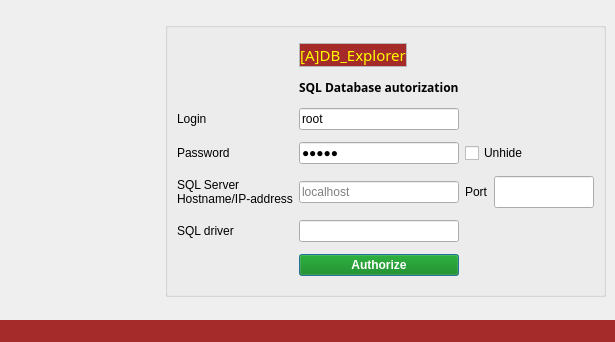
Old version of the form loginwindow.ui in the repository TiReks33/adb-explorer.
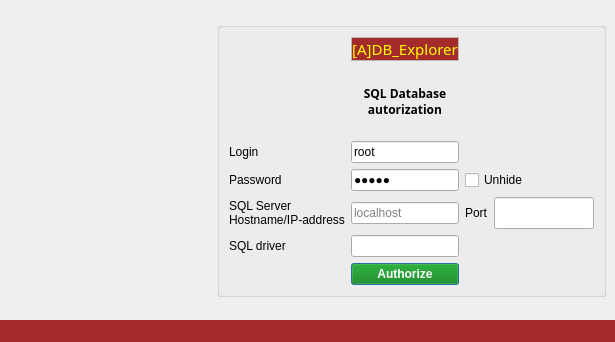
New version of the form. Icons and pictures are not drawn.

The edit to the form file:
```diff
--- a/loginwindow.ui
+++ b/loginwindow.ui
@@ -111,17 +111,47 @@
          <set>Qt::AlignLeading|Qt::AlignLeft|Qt::AlignTop</set>
         </property>
         <layout class="QGridLayout" name="gridLayout">
-         <item row="5" column="2">
-          <widget class="QLineEdit" name="driverLineEdit">
+         <item row="4" column="0">
+          <widget class="QLabel" name="label">
            <property name="sizePolicy">
-            <sizepolicy hsizetype="Preferred" vsizetype="Fixed">
+            <sizepolicy hsizetype="Fixed" vsizetype="Preferred">
              <horstretch>0</horstretch>
              <verstretch>0</verstretch>
             </sizepolicy>
            </property>
+           <property name="text">
+            <string>Login</string>
+           </property>
           </widget>
          </item>
-         <item row="3" column="3">
+         <item row="7" column="0" colspan="2">
+          <widget class="QLabel" name="driverLabel">
+           <property name="text">
+            <string>SQL driver</string>
+           </property>
+          </widget>
+         </item>
+         <item row="6" column="0" colspan="2">
+          <widget class="QLabel" name="label_4">
+           <property name="sizePolicy">
+            <sizepolicy hsizetype="Fixed" vsizetype="Preferred">
+             <horstretch>0</horstretch>
+             <verstretch>0</verstretch>
+            </sizepolicy>
+           </property>
+           <property name="text">
+            <string>SQL Server
+Hostname/IP-address</string>
+           </property>
+           <property name="alignment">
+            <set>Qt::AlignLeading|Qt::AlignLeft|Qt::AlignVCenter</set>
+           </property>
+           <property name="wordWrap">
+            <bool>false</bool>
+           </property>
+          </widget>
+         </item>
+         <item row="5" column="3">
           <widget class="QCheckBox" name="checkBox">
            <property name="sizePolicy">
             <sizepolicy hsizetype="Fixed" vsizetype="Fixed">
@@ -137,59 +167,7 @@
            </property>
           </widget>
          </item>
-         <item row="4" column="3">
-          <layout class="QHBoxLayout" name="horizontalLayout_2">
-           <item>
-            <widget class="QLabel" name="port_label">
-             <property name="sizePolicy">
-              <sizepolicy hsizetype="Fixed" vsizetype="Preferred">
-               <horstretch>0</horstretch>
-               <verstretch>0</verstretch>
-              </sizepolicy>
-             </property>
-             <property name="text">
-              <string>Port</string>
-             </property>
-            </widget>
-           </item>
-           <item>
-            <widget class="QLineEdit" name="portLineEdit">
-             <property name="sizePolicy">
-              <sizepolicy hsizetype="Fixed" vsizetype="Fixed">
-               <horstretch>0</horstretch>
-               <verstretch>0</verstretch>
-              </sizepolicy>
-             </property>
-             <property name="minimumSize">
-              <size>
-               <width>100</width>
-               <height>32</height>
-              </size>
-             </property>
-             <property name="maximumSize">
-              <size>
-               <width>100</width>
-               <height>32</height>
-              </size>
-             </property>
-            </widget>
-           </item>
-          </layout>
-         </item>
-         <item row="3" column="0" colspan="2">
-          <widget class="QLabel" name="label_2">
-           <property name="sizePolicy">
-            <sizepolicy hsizetype="Fixed" vsizetype="Preferred">
-             <horstretch>0</horstretch>
-             <verstretch>0</verstretch>
-            </sizepolicy>
-           </property>
-           <property name="text">
-            <string>Password</string>
-           </property>
-          </widget>
-         </item>
-         <item row="3" column="2">
+         <item row="5" column="2">
           <widget class="QLineEdit" name="Password_Form">
            <property name="sizePolicy">
             <sizepolicy hsizetype="Preferred" vsizetype="Fixed">
@@ -205,40 +183,7 @@
            </property>
           </widget>
          </item>
-         <item row="4" column="0" colspan="2">
-          <widget class="QLabel" name="label_4">
-           <property name="sizePolicy">
-            <sizepolicy hsizetype="Fixed" vsizetype="Preferred">
-             <horstretch>0</horstretch>
-             <verstretch>0</verstretch>
-            </sizepolicy>
-           </property>
-           <property name="text">
-            <string>SQL Server
-Hostname/IP-address</string>
-           </property>
-           <property name="alignment">
-            <set>Qt::AlignLeading|Qt::AlignLeft|Qt::AlignVCenter</set>
-           </property>
-           <property name="wordWrap">
-            <bool>false</bool>
-           </property>
-          </widget>
-         </item>
-         <item row="2" column="0">
-          <widget class="QLabel" name="label">
-           <property name="sizePolicy">
-            <sizepolicy hsizetype="Fixed" vsizetype="Preferred">
-             <horstretch>0</horstretch>
-             <verstretch>0</verstretch>
-            </sizepolicy>
-           </property>
-           <property name="text">
-            <string>Login</string>
-           </property>
-          </widget>
-         </item>
-         <item row="2" column="2">
+         <item row="4" column="2">
           <widget class="QLineEdit" name="Login_Form">
            <property name="sizePolicy">
             <sizepolicy hsizetype="Preferred" vsizetype="Fixed">
@@ -251,7 +196,7 @@
            </property>
           </widget>
          </item>
-         <item row="4" column="2">
+         <item row="6" column="2">
           <widget class="QLineEdit" name="Host_Form">
            <property name="sizePolicy">
             <sizepolicy hsizetype="Preferred" vsizetype="Fixed">
@@ -265,31 +210,93 @@
           </widget>
          </item>
          <item row="5" column="0" colspan="2">
-          <widget class="QLabel" name="driverLabel">
-           <property name="text">
-            <string>SQL driver</string>
-           </property>
-          </widget>
-         </item>
-         <item row="1" column="2">
-          <widget class="QLabel" name="label_5">
+          <widget class="QLabel" name="label_2">
            <property name="sizePolicy">
-            <sizepolicy hsizetype="Fixed" vsizetype="Fixed">
+            <sizepolicy hsizetype="Fixed" vsizetype="Preferred">
              <horstretch>0</horstretch>
              <verstretch>0</verstretch>
             </sizepolicy>
            </property>
+           <property name="text">
+            <string>Password</string>
+           </property>
+          </widget>
+         </item>
+         <item row="6" column="3">
+          <layout class="QHBoxLayout" name="horizontalLayout_2">
+           <property name="spacing">
+            <number>6</number>
+           </property>
+           <property name="topMargin">
+            <number>0</number>
+           </property>
+           <property name="bottomMargin">
+            <number>0</number>
+           </property>
+           <item>
+            <widget class="QLabel" name="port_label">
+             <property name="sizePolicy">
+              <sizepolicy hsizetype="Fixed" vsizetype="Preferred">
+               <horstretch>0</horstretch>
+               <verstretch>0</verstretch>
+              </sizepolicy>
+             </property>
+             <property name="text">
+              <string>Port</string>
+             </property>
+            </widget>
+           </item>
+           <item>
+            <widget class="QLineEdit" name="portLineEdit">
+             <property name="sizePolicy">
+              <sizepolicy hsizetype="Fixed" vsizetype="Fixed">
+               <horstretch>0</horstretch>
+               <verstretch>0</verstretch>
+              </sizepolicy>
+             </property>
+             <property name="minimumSize">
+              <size>
+               <width>100</width>
+               <height>32</height>
+              </size>
+             </property>
+             <property name="maximumSize">
+              <size>
+               <width>100</width>
+               <height>32</height>
+              </size>
+             </property>
+            </widget>
+           </item>
+          </layout>
+         </item>
+         <item row="8" column="2">
+          <widget class="QPushButton" name="pushButton">
            <property name="font">
             <font>
-             <family>Noto Sans Arabic UI SmCn SmBd</family>
              <weight>75</weight>
-             <italic>false</italic>
              <bold>true</bold>
              <strikeout>false</strikeout>
             </font>
            </property>
+           <property name="styleSheet">
+            <string notr="true">background-color: green; color: white;</string>
+           </property>
            <property name="text">
-            <string>SQL Database autorization</string>
+            <string>Authorize</string>
+           </property>
+           <property name="default">
+            <bool>true</bool>
+           </property>
+          </widget>
+         </item>
+         <item row="7" column="2">
+          <widget class="QLineEdit" name="driverLineEdit">
+           <property name="sizePolicy">
+            <sizepolicy hsizetype="Preferred" vsizetype="Fixed">
+             <horstretch>0</horstretch>
+             <verstretch>0</verstretch>
+            </sizepolicy>
            </property>
           </widget>
          </item>
@@ -327,22 +334,30 @@
            </property>
           </widget>
          </item>
-         <item row="6" column="2">
-          <widget class="QPushButton" name="pushButton">
+         <item row="2" column="2">
+          <widget class="QLabel" name="label_5">
+           <property name="sizePolicy">
+            <sizepolicy hsizetype="Preferred" vsizetype="Preferred">
+             <horstretch>0</horstretch>
+             <verstretch>0</verstretch>
+            </sizepolicy>
+           </property>
            <property name="font">
             <font>
+             <family>Noto Sans Arabic UI SmCn SmBd</family>
              <weight>75</weight>
+             <italic>false</italic>
              <bold>true</bold>
              <strikeout>false</strikeout>
             </font>
            </property>
-           <property name="styleSheet">
-            <string notr="true">background-color: green; color: white;</string>
-           </property>
            <property name="text">
-            <string>Authorize</string>
+            <string>SQL Database autorization</string>
            </property>
-           <property name="default">
+           <property name="alignment">
+            <set>Qt::AlignCenter</set>
+           </property>
+           <property name="wordWrap">
             <bool>true</bool>
            </property>
           </widget>
```
Left out of the diff: 2 changed lines with no effect on the pictures.
